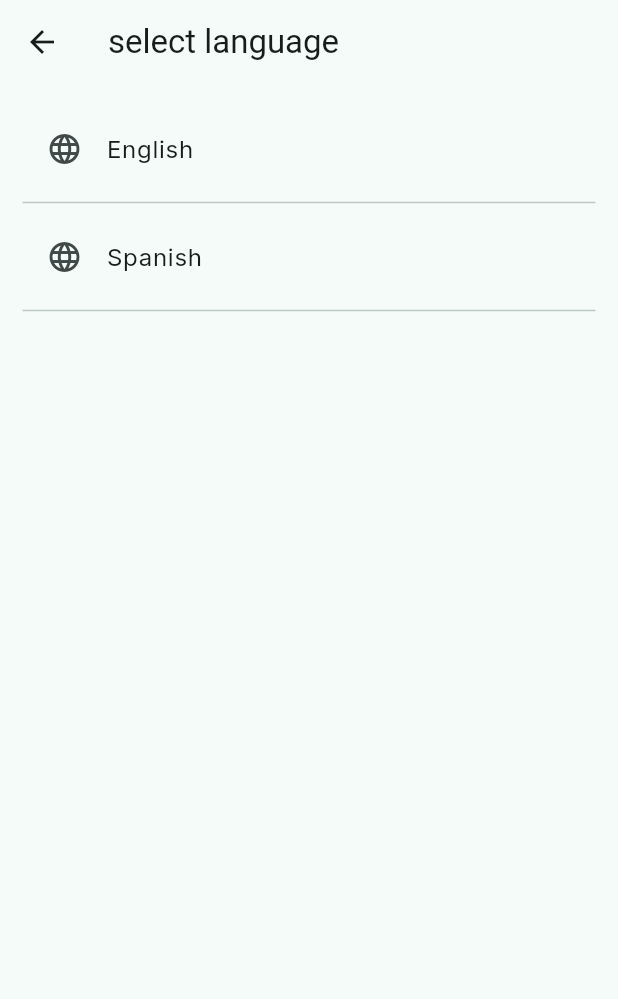
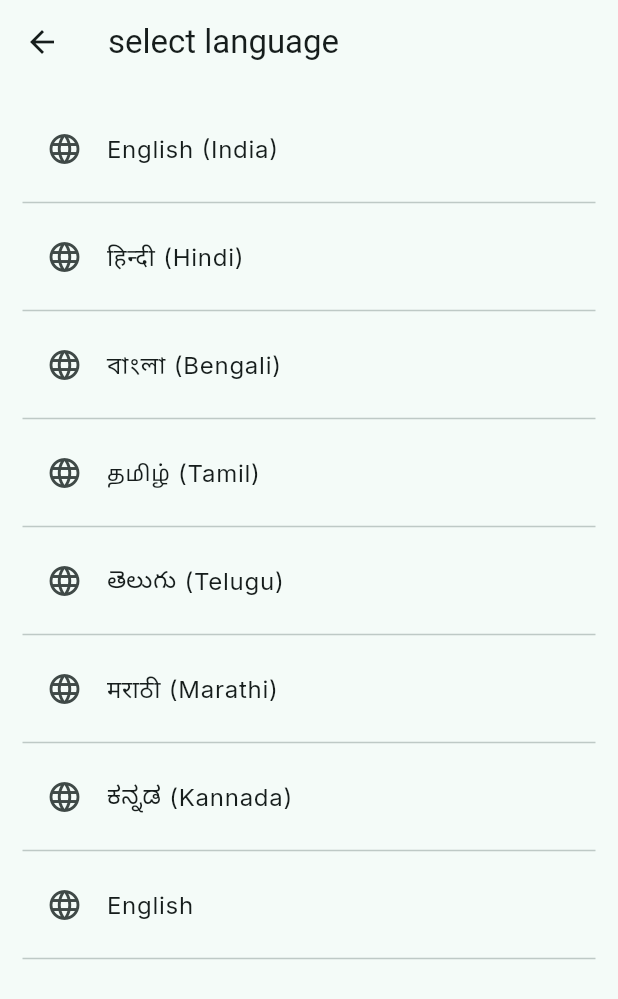
Before and after one commit to mohitsaini7005/trial-2, a Flutter app: the LanguagePopup screen opened directly, on a phone screen of 412 x 824 dp. Shown: the top 999 px of the screen. Run offline on Flutter 3.47's test engine with Material 3 defaults, Android fonts, the phone set to English and light mode, and no system bars; our stand-ins replace cached_network_image, carousel_slider, cloud_firestore, connectivity_plus, curved_navigation_bar, dots_indicator and 31 more; missing offline and left inert: flutter_firebase_chat_core, flutter_polyline_points, flutter_stripe, razorpay_flutter; accounts and stored records are empty.

Commit message:
Fix language support, Firebase Linux config, and update test configuration
Co-authored-by: mohitsaini7005 <118059958+mohitsaini7005@users.noreply.github.com>

```diff
--- a/lib/core/config/config.dart
+++ b/lib/core/config/config.dart
@@ -39,10 +39,15 @@ class Config {
 
 
   //Language Setup
-
   final List<String> languages = [
-    'English',
-    'Spanish'
+    'English (India)',
+    'हिन्दी (Hindi)',
+    'বাংলা (Bengali)',
+    'தமிழ் (Tamil)',
+    'తెలుగు (Telugu)',
+    'मराठी (Marathi)',
+    'ಕನ್ನಡ (Kannada)',
+    'English'
   ];
 
 
--- a/lib/main.dart
+++ b/lib/main.dart
@@ -96,12 +96,12 @@ void main() async {
   runApp(EasyLocalization(
     supportedLocales: const [
       Locale('en', 'IN'), // English (India) default
-      Locale('hi'), // Hindi
-      Locale('bn'), // Bengali
-      Locale('ta'), // Tamil
-      Locale('te'), // Telugu
-      Locale('mr'), // Marathi
-      Locale('kn'), // Kannada
+      Locale('hi', 'IN'), // Hindi (India)
+      Locale('bn', 'IN'), // Bengali (India)
+      Locale('ta', 'IN'), // Tamil (India)
+      Locale('te', 'IN'), // Telugu (India)
+      Locale('mr', 'IN'), // Marathi (India)
+      Locale('kn', 'IN'), // Kannada (India)
       Locale('en'), // Fallback English
     ],
     path: 'assets/translations',
```
Also changed, not shown: lib/widgets/language.dart (+25 -5 lines), lib/firebase_options.dart, 1 other file.
